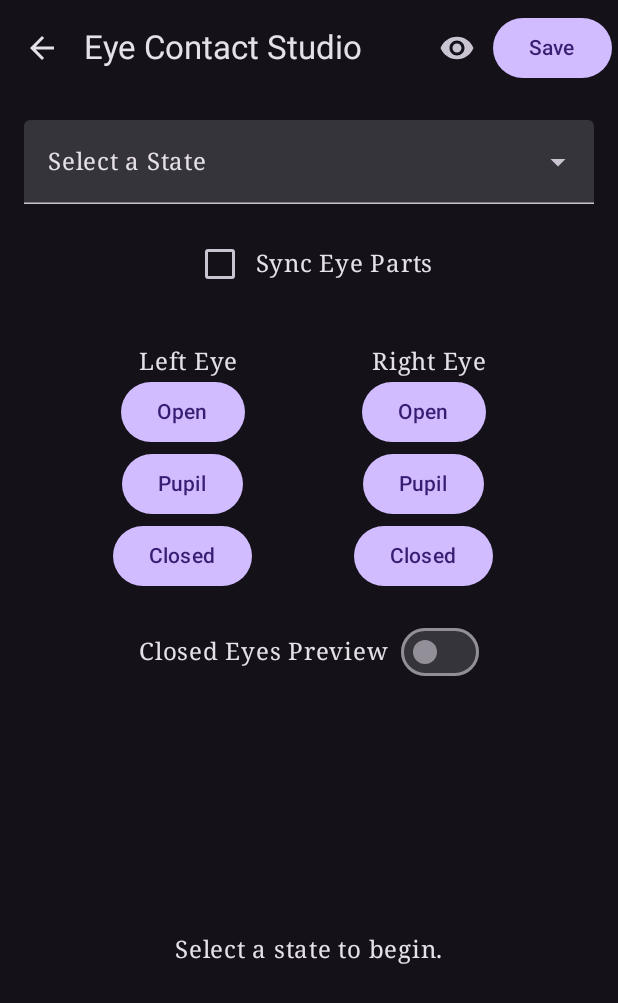
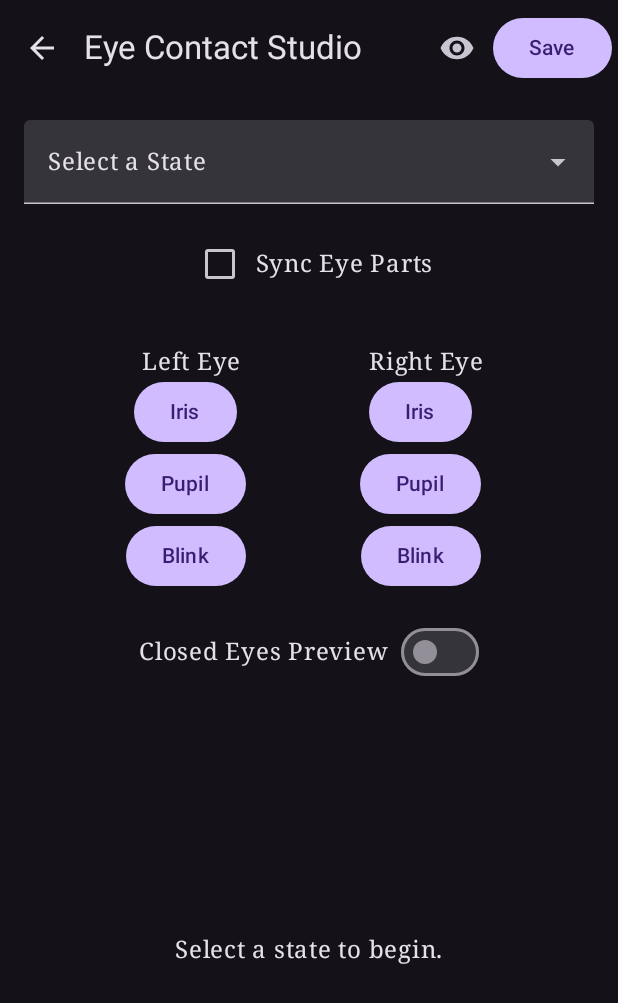
Before and after one commit to whostoplay/PuppetMaster, an Android app built with Jetpack Compose: the screen it shows after launch (MainActivity), after a tap on "Eye Contact", on a phone screen of 412 x 824 dp. Shown: the top 1003 px of the screen. Run offline under Robolectric (Android 15) with nearby library versions, the phone set to English and light mode, and no system bars; our stand-ins replace Voyager; libraries missing offline, so code that uses them is left out: com.seiko.imageloader; missing, so only their content is drawn: CompositionLocalProvider; 1 statement that could not run was skipped.

Commit message:
Part 11.5

```diff
--- a/composeApp/src/commonMain/kotlin/org/menagerie/puppet_master/navigation/EyeContactScreen.kt
+++ b/composeApp/src/commonMain/kotlin/org/menagerie/puppet_master/navigation/EyeContactScreen.kt
@@ -370,7 +370,7 @@ class EyeContactScreen(
                 ) {
                     Column(horizontalAlignment = Alignment.CenterHorizontally) {
                         Text("Left Eye")
-                        EyePartPicker("Open", leftEye?.openState, true, onImageSelected = { images ->
+                        EyePartPicker("Iris", leftEye?.openState, true, onImageSelected = { images ->
                             images.firstOrNull()?.let { (data, name) ->
                                 scope.launch {
                                     viewModel.uploadImageData(name, data)
@@ -396,7 +396,7 @@ class EyeContactScreen(
                                 }
                             }
                         }, onFolderSelected = { viewModel.setLastImageFolder(it) }, initialDirectory = settings.lastImageFolder)
-                        EyePartPicker("Closed", leftEye?.closedState, true, onImageSelected = { images ->
+                        EyePartPicker("Blink", leftEye?.closedState, true, onImageSelected = { images ->
                             images.firstOrNull()?.let { (data, name) ->
                                 scope.launch {
                                     viewModel.uploadImageData(name, data)
@@ -412,7 +412,7 @@ class EyeContactScreen(
                     }
                     Column(horizontalAlignment = Alignment.CenterHorizontally) {
                         Text("Right Eye")
-                        EyePartPicker("Open", rightEye?.openState, !syncEyes, onImageSelected = { images ->
+                        EyePartPicker("Iris", rightEye?.openState, !syncEyes, onImageSelected = { images ->
                             images.firstOrNull()?.let { (data, name) ->
                                 scope.launch {
                                     viewModel.uploadImageData(name, data)
@@ -430,7 +430,7 @@ class EyeContactScreen(
                                 }
                             }
                         }, onFolderSelected = { viewModel.setLastImageFolder(it) }, initialDirectory = settings.lastImageFolder)
-                        EyePartPicker("Closed", rightEye?.closedState, !syncEyes, onImageSelected = { images ->
+                        EyePartPicker("Blink", rightEye?.closedState, !syncEyes, onImageSelected = { images ->
                             images.firstOrNull()?.let { (data, name) ->
                                 scope.launch {
                                     viewModel.uploadImageData(name, data)
@@ -487,7 +487,6 @@ class EyeContactScreen(
                                 rightEyeClosedData = rightEyeClosedData,
                                 onRightEyeUpdate = { rightEye = it },
                                 showClosedEyes = isClosedPreview,
-                                followCursor = followCursor,
                                 gameScreenLocation = gameScreenLocation,
                                 onGameScreenLocationChange = { gameScreenLocation = it },
                                 showGameScreenTarget = focusOnGame
@@ -534,7 +533,6 @@ private fun DraggablePreviewSurface(
     rightEyeClosedData: ByteArray?,
     onRightEyeUpdate: (Eye) -> Unit,
     showClosedEyes: Boolean,
-    followCursor: Boolean,
     gameScreenLocation: Offset,
     onGameScreenLocationChange: (Offset) -> Unit,
     showGameScreenTarget: Boolean
@@ -571,7 +569,6 @@ private fun DraggablePreviewSurface(
                         eye = eye,
                         imageScaleFactor = imageScaleFactor,
                         showClosed = showClosedEyes,
-                        followCursor = followCursor
                     ) { newEye ->
                         onLeftEyeUpdate(newEye)
                     }
@@ -585,7 +582,6 @@ private fun DraggablePreviewSurface(
                         eye = eye,
                         imageScaleFactor = imageScaleFactor,
                         showClosed = showClosedEyes,
-                        followCursor = followCursor
                     ) { newEye ->
                         onRightEyeUpdate(newEye)
                     }
@@ -681,7 +677,6 @@ fun DraggableEye(
     eye: Eye,
     imageScaleFactor: Float, // Pass the scale factor
     showClosed: Boolean,
-    followCursor: Boolean,
     onUpdate: (Eye) -> Unit
 ) {
     Box(
@@ -761,7 +756,7 @@ fun DraggableEye(
                 }
             }
 
-            if (followCursor && pupilImage != null) {
+            if(pupilImage != null) {
                 Canvas(modifier = Modifier.fillMaxSize()) {
                     val pupilRadiusX = eye.maxPupilRadiusX
                     val pupilRadiusY = eye.maxPupilRadiusY
```
